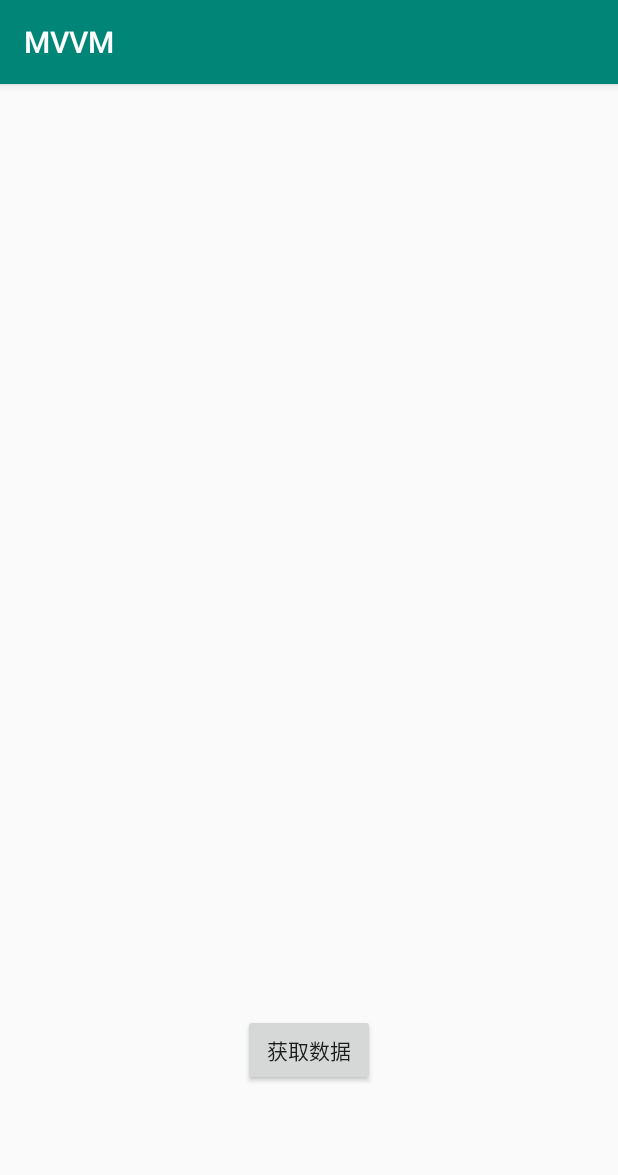
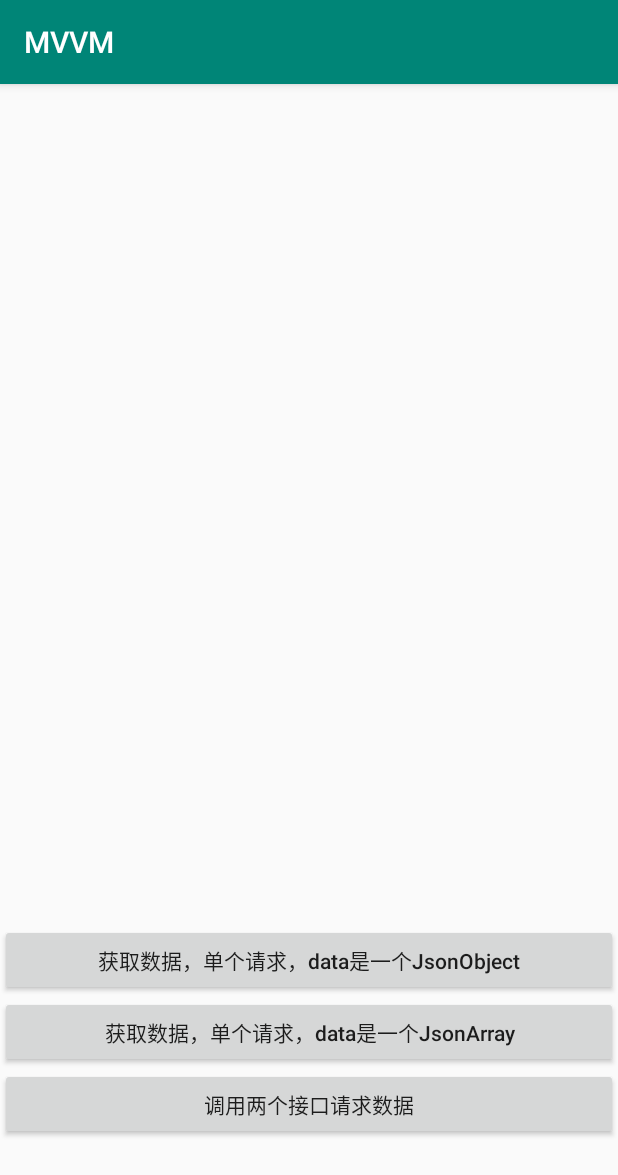
Before and after one commit to sange93/MVVMDemo, an Android app: the screen it shows after launch (MainActivity), on a phone screen of 412 x 824 dp. Shown: the top 1175 px of the screen. Run offline under Robolectric (Android 15) with nearby library versions, the phone set to English and light mode, and no system bars.

Commit message:
初步构建一个Retrofit+Coroutine的MVVM请求框架。

```diff
--- a/app/src/main/java/com/example/mvvm/MainActivity.kt
+++ b/app/src/main/java/com/example/mvvm/MainActivity.kt
@@ -8,6 +8,8 @@ import androidx.lifecycle.Observer
 import androidx.lifecycle.ViewModelProviders
 import com.example.mvvm.bean.Article
 import com.example.mvvm.bean.LoadState
+import com.example.mvvm.bean.WxArticleBean
+import com.example.mvvm.bean.ZipData
 import kotlinx.android.synthetic.main.activity_main.*
 
 class MainActivity : AppCompatActivity() {
@@ -21,11 +23,23 @@ class MainActivity : AppCompatActivity() {
         setContentView(R.layout.activity_main)
         // 实例化ViewModel
         mViewModel = ViewModelProviders.of(this).get(MainActivityVM::class.java)
+
+        mViewModel.data.observe(this, Observer { showData(it) })
+
+        mViewModel.listWxArticle.observe(this, Observer {
+            showListData(it)
+        })
         // 观察数据
-        mViewModel.article.observe(this, Observer { showData(it) })
+        mViewModel.zipData.observe(this, Observer {
+            showZipData(it)
+        })
         mViewModel.loadState.observe(this, Observer { changeLoadState(it) })
         // 获取数据
-        btGetData.setOnClickListener { mViewModel.getDataTogether() }
+        btGetData.setOnClickListener { mViewModel.getData() }
+
+        btGetDataList.setOnClickListener { mViewModel.getDataList() }
+
+        btZipData.setOnClickListener { mViewModel.getDataTogether() }
     }
 
     /**
@@ -48,4 +62,20 @@ class MainActivity : AppCompatActivity() {
         Log.i(TAG, "showData: $data")
         tvData.text = "第0个数据，${data.datas?.get(0)}"
     }
+
+    private fun showListData(data: List<WxArticleBean>?) {
+        Log.i(TAG, "showData: $data")
+        tvData.text = "第0个数据，${data?.get(0)}"
+    }
+
+    /**
+     * 显示数据
+     */
+    private fun showZipData(data: ZipData) {
+        Log.i(TAG, "showZipData: $data")
+        tvData.text = "第0个数据，${data.article?.datas?.get(0)}\n，第一个数据${data.articleList?.get(0)}"
+    }
+
+
+
 }
--- a/app/src/main/res/layout/activity_main.xml
+++ b/app/src/main/res/layout/activity_main.xml
@@ -8,23 +8,43 @@
 
     <TextView
         android:id="@+id/tvData"
-        android:layout_width="wrap_content"
+        android:layout_width="match_parent"
         android:layout_height="wrap_content"
         android:text=""
-        app:layout_constraintBottom_toBottomOf="parent"
         app:layout_constraintLeft_toLeftOf="parent"
         app:layout_constraintRight_toRightOf="parent"
         app:layout_constraintTop_toTopOf="parent" />
 
     <Button
         android:id="@+id/btGetData"
-        android:layout_width="wrap_content"
+        android:layout_width="match_parent"
         android:layout_height="wrap_content"
-        android:layout_marginBottom="100dp"
-        android:text="获取数据"
+        android:layout_marginBottom="160dp"
+        android:text="获取数据，单个请求，data是一个JsonObject"
+        android:textAllCaps="false"
         app:layout_constraintBottom_toBottomOf="parent"
         app:layout_constraintEnd_toEndOf="parent"
         app:layout_constraintStart_toStartOf="parent" />
+
+    <Button
+        android:id="@+id/btGetDataList"
+        android:layout_width="match_parent"
+        android:layout_height="wrap_content"
+        android:text="获取数据，单个请求，data是一个JsonArray"
+        android:textAllCaps="false"
+        app:layout_constraintEnd_toEndOf="parent"
+        app:layout_constraintStart_toStartOf="parent"
+        app:layout_constraintTop_toBottomOf="@+id/btGetData" />
+
+    <Button
+        android:id="@+id/btZipData"
+        android:layout_width="match_parent"
+        android:layout_height="wrap_content"
+        android:text="调用两个接口请求数据"
+        android:textAllCaps="false"
+        app:layout_constraintEnd_toEndOf="parent"
+        app:layout_constraintStart_toStartOf="parent"
+        app:layout_constraintTop_toBottomOf="@+id/btGetDataList" />
 
     <ProgressBar
         android:id="@+id/pbProgress"
```
Also changed, not shown: app/src/main/java/com/example/mvvm/MainActivityVM.kt (+50 -50 lines), app/src/main/java/com/example/mvvm/bean/ArticleData.kt (deleted, +0 -27 lines), app/src/main/java/com/example/mvvm/bean/WxArticleBean.kt (added, +16 -0 lines), app/src/main/java/com/example/mvvm/bean/ZipData.kt (added, +11 -0 lines), app/src/main/java/com/example/mvvm/net/ApiService.kt (+5 -17 lines), app/src/main/java/com/example/mvvm/net/Repository.kt (+5 -39 lines), 2 other files.
